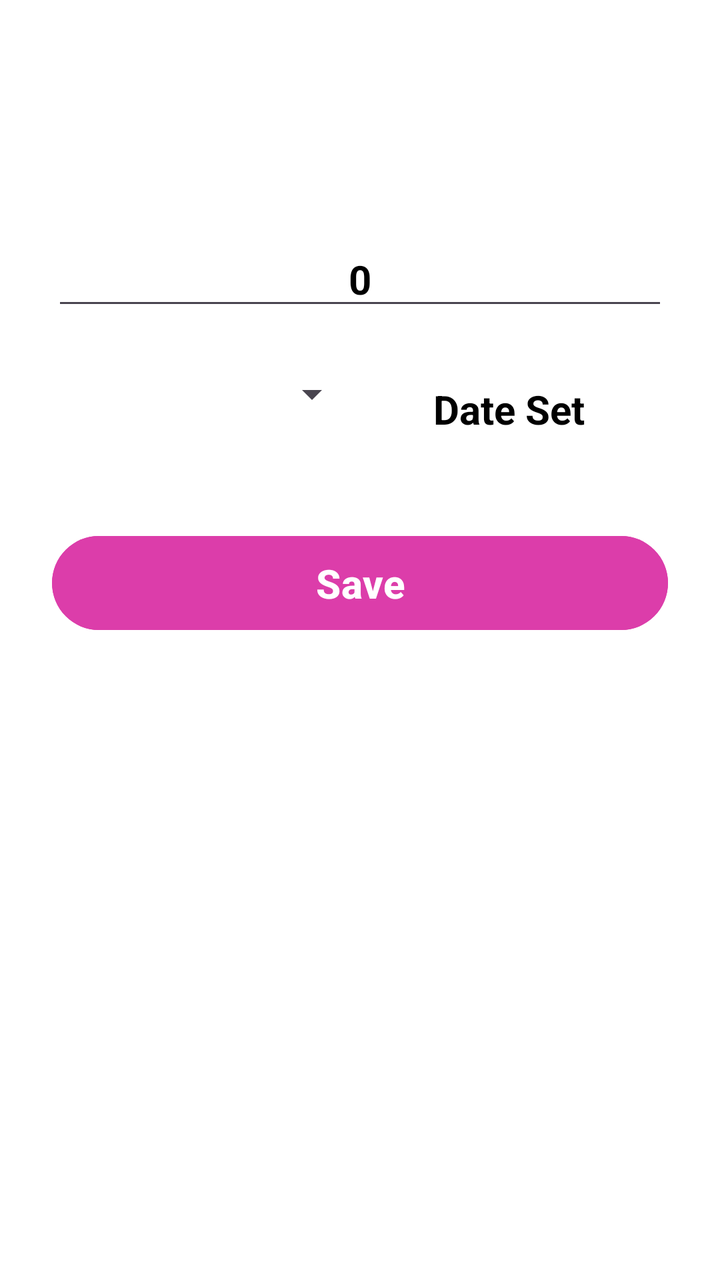
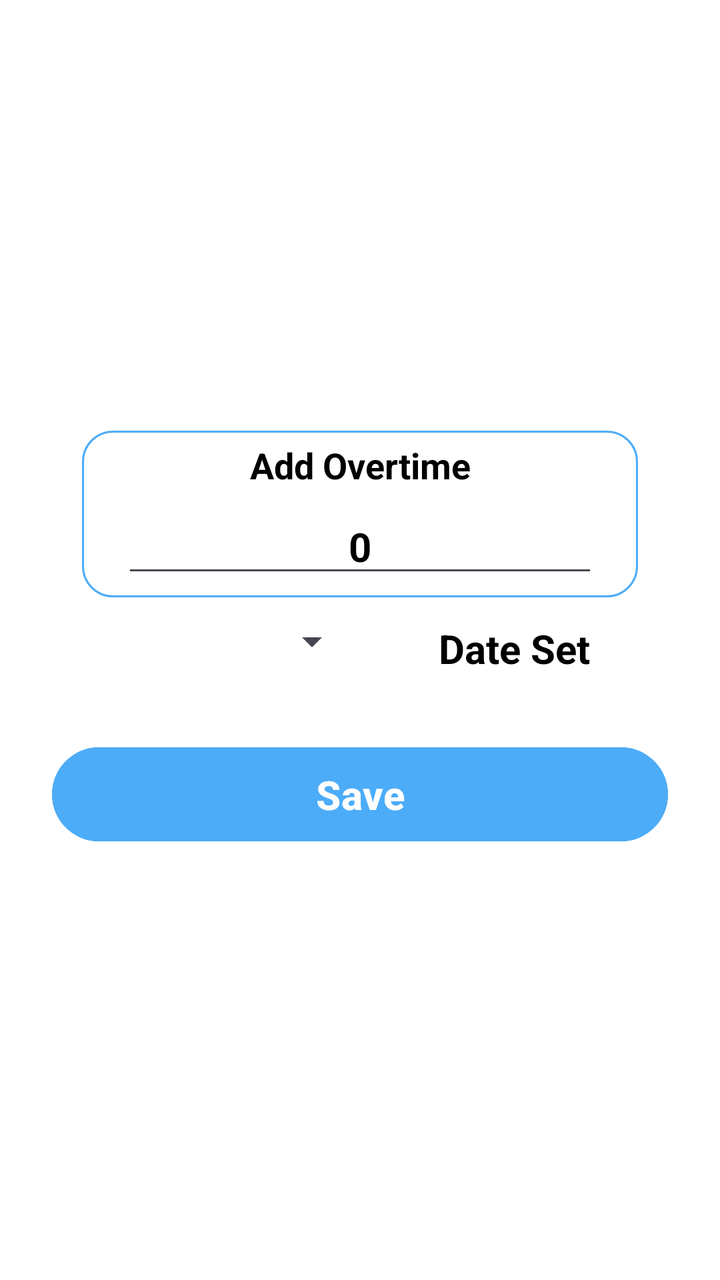

Compare the two renders of this Android layout. The source of the first and the diff that turns it into the second are given below.
<!-- AndroidManifest.xml: application theme Theme.MyApps -->
<!-- res/layout/activity_add_data.xml -->
<?xml version="1.0" encoding="utf-8"?>
<androidx.constraintlayout.widget.ConstraintLayout xmlns:android="http://schemas.android.com/apk/res/android"
    xmlns:app="http://schemas.android.com/apk/res-auto"
    xmlns:tools="http://schemas.android.com/tools"
    android:id="@+id/main"
    android:layout_width="match_parent"
    android:layout_height="match_parent"
    android:background="@color/white"
    tools:context=".AddDataActivity">


    <LinearLayout
        android:orientation="vertical"
        android:padding="16dp"
        android:layout_marginTop="100dp"
        android:layout_marginStart="10dp"
        android:layout_marginEnd="10dp"
        android:layout_width="match_parent"
        android:layout_height="match_parent">

        <EditText
            android:id="@+id/etNumber"
            android:hint="0"
            android:textColorHint="@color/black"
            android:inputType="number"
            android:textColor="@color/black"
            android:textAlignment="center"
            android:textStyle="bold"
            android:textSize="20sp"
            android:layout_width="match_parent"
            android:layout_height="wrap_content"/>

        <LinearLayout
            android:layout_width="match_parent"
            android:layout_height="wrap_content"
            android:orientation="horizontal"
            android:paddingBottom="10dp"
            android:paddingTop="10dp"
            android:layout_marginBottom="10dp"
            android:layout_marginTop="15dp"
            android:paddingStart="5dp"
            android:paddingEnd="5dp"
            >
            <Spinner
                android:id="@+id/spinner"
                android:layout_width="0dp"
                android:layout_weight="1"
                android:outlineSpotShadowColor="@color/black"
                android:layout_height="wrap_content"/>

            <TextView
                android:id="@+id/tvDate"
                android:layout_width="0dp"
                android:layout_height="wrap_content"
                android:layout_weight="1"
                android:textColor="@color/black"
                android:gravity="center"
                android:padding="6dp"
                android:text="Date Set"
                android:textSize="20sp"
                android:textStyle="bold" />

        </LinearLayout>


        <Button
            android:id="@+id/btnSave"
            android:text="Save"
            android:padding="10dp"
            android:textColor="@color/white"
            android:textStyle="bold"
            android:textSize="20sp"
            android:layout_marginTop="20dp"
            android:backgroundTint="#DC3DAA"
            android:layout_width="match_parent"
            android:layout_height="wrap_content"/>
    </LinearLayout>



</androidx.constraintlayout.widget.ConstraintLayout>
<!-- resources referenced by this layout -->
<resources>
  <color name="black">#FF000000</color>
  <color name="white">#FFFFFFFF</color>
  <style name="Theme.MyApps" parent="Base.Theme.MyApps" />
  <style name="Base.Theme.MyApps" parent="Theme.Material3.DayNight.NoActionBar">
          
          
          <item name="android:statusBarColor">@color/white</item>
          <item name="android:windowLightStatusBar">false</item>
  
      </style>
</resources>

<!-- the commit's change to res/layout/activity_add_data.xml (unified diff, before → after) -->
@@ -12,23 +12,47 @@
     <LinearLayout
         android:orientation="vertical"
         android:padding="16dp"
-        android:layout_marginTop="100dp"
         android:layout_marginStart="10dp"
         android:layout_marginEnd="10dp"
+        android:gravity="center"
         android:layout_width="match_parent"
         android:layout_height="match_parent">
 
-        <EditText
-            android:id="@+id/etNumber"
-            android:hint="0"
-            android:textColorHint="@color/black"
-            android:inputType="number"
-            android:textColor="@color/black"
-            android:textAlignment="center"
-            android:textStyle="bold"
-            android:textSize="20sp"
+        <LinearLayout
             android:layout_width="match_parent"
-            android:layout_height="wrap_content"/>
+            android:layout_height="wrap_content"
+            android:orientation="vertical"
+            android:layout_marginStart="15dp"
+            android:layout_marginEnd="15dp"
+            android:padding="5dp"
+            android:background="@drawable/edittext_bg_add_overtime"
+            >
+            <TextView
+                android:layout_width="match_parent"
+                android:layout_height="wrap_content"
+                android:textSize="18sp"
+                android:text="Add Overtime"
+                android:textStyle="bold"
+                android:textColor="@color/black"
+                android:textAlignment="center"
+                />
+            <EditText
+                android:id="@+id/etNumber"
+                android:hint="0"
+                android:textColorHint="@color/black"
+                android:inputType="number"
+                android:textColor="@color/black"
+                android:textAlignment="center"
+                android:textStyle="bold"
+                android:layout_marginEnd="15dp"
+                android:layout_marginStart="15dp"
+                android:layout_marginTop="5dp"
+                android:textSize="20sp"
+                android:layout_width="match_parent"
+                android:layout_height="wrap_content"/>
+
+        </LinearLayout>
+
 
         <LinearLayout
             android:layout_width="match_parent"
@@ -36,17 +60,14 @@
             android:orientation="horizontal"
             android:paddingBottom="10dp"
             android:paddingTop="10dp"
-            android:layout_marginBottom="10dp"
-            android:layout_marginTop="15dp"
-            android:paddingStart="5dp"
-            android:paddingEnd="5dp"
             >
+
             <Spinner
                 android:id="@+id/spinner"
                 android:layout_width="0dp"
+                android:layout_height="wrap_content"
                 android:layout_weight="1"
-                android:outlineSpotShadowColor="@color/black"
-                android:layout_height="wrap_content"/>
+                />
 
             <TextView
                 android:id="@+id/tvDate"
@@ -55,12 +76,18 @@
                 android:layout_weight="1"
                 android:textColor="@color/black"
                 android:gravity="center"
-                android:padding="6dp"
+                android:padding="2dp"
                 android:text="Date Set"
                 android:textSize="20sp"
                 android:textStyle="bold" />
 
         </LinearLayout>
+
+
+
+
+
+
 
 
         <Button
@@ -71,7 +98,7 @@
             android:textStyle="bold"
             android:textSize="20sp"
             android:layout_marginTop="20dp"
-            android:backgroundTint="#DC3DAA"
+            android:backgroundTint="@color/rootColour"
             android:layout_width="match_parent"
             android:layout_height="wrap_content"/>
     </LinearLayout>
<!-- resource entries referenced after the edit -->
@@ -1,7 +1,19 @@
 <!-- resources referenced by this layout -->
 <resources>
   <color name="black">#FF000000</color>
+  <color name="rootColour">#4CACF8</color>
   <color name="white">#FFFFFFFF</color>
+  <!-- drawable edittext_bg_add_overtime (drawable) -->
+  <?xml version="1.0" encoding="utf-8"?>
+  <shape xmlns:android="http://schemas.android.com/apk/res/android"
+      android:shape="rectangle">
+  
+  
+      <corners android:radius="15dp" />
+      <stroke android:color="@color/rootColour"
+          android:width="1dp"/>
+  
+  </shape>
   <style name="Theme.MyApps" parent="Base.Theme.MyApps" />
   <style name="Base.Theme.MyApps" parent="Theme.Material3.DayNight.NoActionBar">
           
